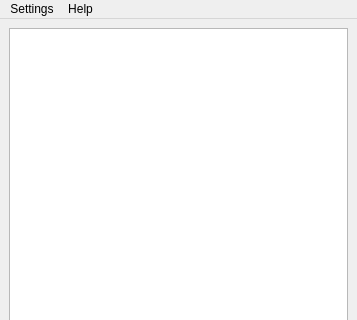
Above: UI/mainwindow.ui from skp17/pyCOM before the change; both pictures show x 0 to 357 and y 0 to 320 of the 357 by 470 pixel window. Below: the same form after it.
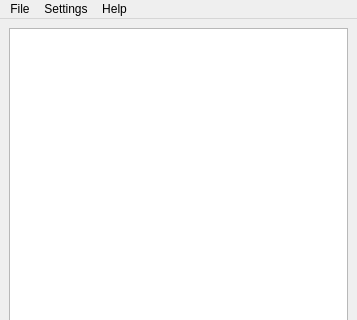
That is the form after the change.

Commit message: Program no longer uses a timer to refresh list of com ports. The list is now refreshed every time the window gains focus

The edit to the form file:
```diff
--- a/UI/mainwindow.ui
+++ b/UI/mainwindow.ui
@@ -85,7 +85,7 @@
      <x>0</x>
      <y>0</y>
      <width>357</width>
-     <height>20</height>
+     <height>21</height>
     </rect>
    </property>
    <widget class="QMenu" name="menuSettings">
@@ -107,6 +107,13 @@
     </property>
     <addaction name="actionAbout"/>
    </widget>
+   <widget class="QMenu" name="menuFile">
+    <property name="title">
+     <string>File</string>
+    </property>
+    <addaction name="actionRefresh"/>
+   </widget>
+   <addaction name="menuFile"/>
    <addaction name="menuSettings"/>
    <addaction name="menuHelp"/>
   </widget>
```
Left out of the diff: 8 changed lines with no effect on the pictures. The commit also changes 3 other files.
